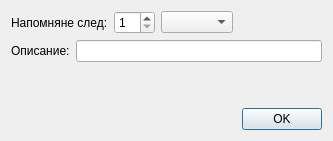
Above: src/View/Widgets/notificationdialog.ui from thefinalcutbg/DinoDent before the change. Below: the same form after it.
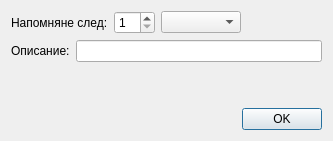
That is the form after the change.

Commit message: combo box minimum size adjustment

Patch:
```diff
--- a/src/View/Widgets/notificationdialog.ui
+++ b/src/View/Widgets/notificationdialog.ui
@@ -32,6 +32,15 @@
      </item>
      <item>
       <widget class="QComboBox" name="durationTypeCombo">
+       <property name="minimumSize">
+        <size>
+         <width>80</width>
+         <height>0</height>
+        </size>
+       </property>
+       <property name="currentText">
+        <string/>
+       </property>
        <property name="sizeAdjustPolicy">
         <enum>QComboBox::SizeAdjustPolicy::AdjustToContents</enum>
        </property>
```
